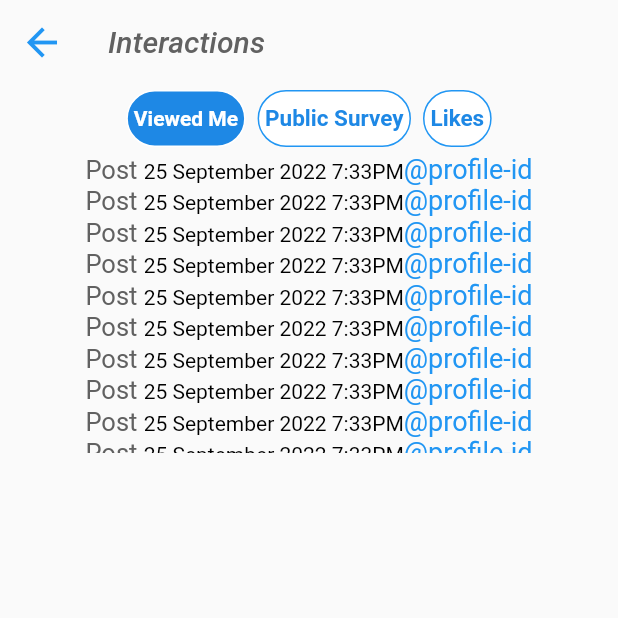
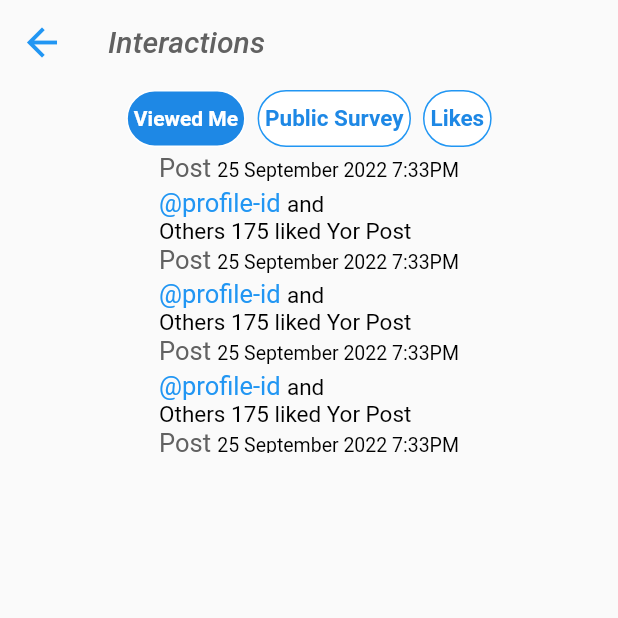
Before and after one commit to Awaizkazi/wallet_app, a Flutter app: the screen it shows after launch, on a phone screen of 412 x 824 dp, the top half of it. Run offline on Flutter 3.47's test engine with Material 2 defaults, Android fonts, the phone set to English and light mode, and no system bars; drawn by our look-alikes of buttons_tabbar; our stand-ins replace smooth_page_indicator; Roboto replaces fonts that are missing (RobotoMono).

Commit message:
text in progress

```diff
--- a/lib/pages/Tabs/Likes.dart
+++ b/lib/pages/Tabs/Likes.dart
@@ -34,6 +34,7 @@ class _LikesState extends State<Likes> {
 
   Widget LikesContainer() {
     return Column(
+      crossAxisAlignment: CrossAxisAlignment.start,
       children: [
         RichText(
           text: TextSpan(
@@ -44,11 +45,34 @@ class _LikesState extends State<Likes> {
               ),
               TextSpan(
                 text: '25 September 2022 7:33PM',
-                style: TextStyle(color: Colors.black),
+                style: TextStyle(color: Colors.black, fontSize: 13),
+              ),
+            ],
+          ),
+        ),
+        SizedBox(
+          height: 3,
+        ),
+        RichText(
+          text: TextSpan(
+            children: [
+              TextSpan(
+                text: '@profile-id ',
+                style: TextStyle(color: Colors.blue, fontSize: 17),
               ),
               TextSpan(
-                text: '@profile-id',
-                style: TextStyle(color: Colors.blue, fontSize: 18),
+                text: 'and',
+                style: TextStyle(color: Colors.black, fontSize: 15),
+              ),
+            ],
+          ),
+        ),
+        RichText(
+          text: TextSpan(
+            children: [
+              TextSpan(
+                text: 'Others 175 liked Yor Post',
+                style: TextStyle(color: Colors.black, fontSize: 15),
               ),
             ],
           ),
```
